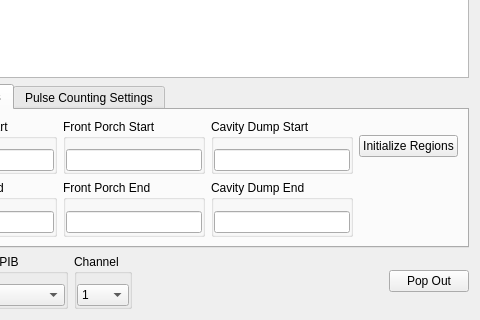
This is UIs/Oscilloscope.ui in SherwinGroup/EMCCD-psychic as Qt 5 draws it before an edit; both pictures show x 107 to 587 and y 223 to 543 of the 587 by 543 pixel window. The edited form follows.
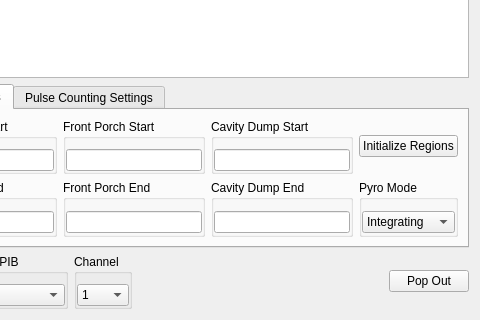
This is the edited form. Custom widgets are drawn as their Qt base class.

Commit message: Integrating pyro changes

```diff
--- a/UIs/Oscilloscope.ui
+++ b/UIs/Oscilloscope.ui
@@ -213,6 +213,47 @@
            </property>
           </widget>
          </item>
+         <item row="1" column="3">
+          <widget class="QGroupBox" name="groupBox">
+           <property name="title">
+            <string>Pyro Mode</string>
+           </property>
+           <property name="flat">
+            <bool>true</bool>
+           </property>
+           <layout class="QHBoxLayout" name="horizontalLayout_2">
+            <property name="leftMargin">
+             <number>0</number>
+            </property>
+            <property name="topMargin">
+             <number>10</number>
+            </property>
+            <property name="rightMargin">
+             <number>0</number>
+            </property>
+            <property name="bottomMargin">
+             <number>0</number>
+            </property>
+            <item>
+             <widget class="QComboBox" name="cPyroMode">
+              <property name="currentIndex">
+               <number>1</number>
+              </property>
+              <item>
+               <property name="text">
+                <string>Instant</string>
+               </property>
+              </item>
+              <item>
+               <property name="text">
+                <string>Integrating</string>
+               </property>
+              </item>
+             </widget>
+            </item>
+           </layout>
+          </widget>
+         </item>
         </layout>
        </item>
       </layout>
```
Left out of the diff: 2 changed lines with no effect on the pictures. The commit also changes 4 other files.
